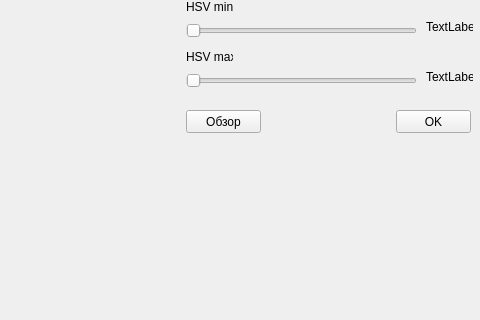
Qt form gui.ui (DrZugrik/Open-Spectrum) before a commit; both pictures show x 484 to 964 and y 0 to 320 of the 964 by 634 pixel window.
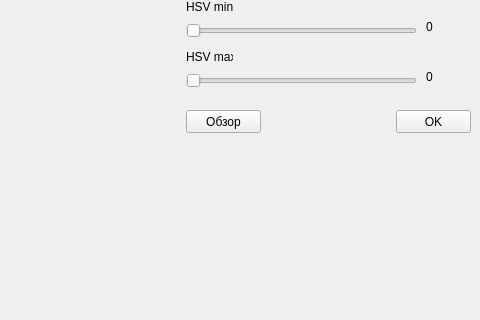
The same form after that commit.

```diff
--- a/gui.ui
+++ b/gui.ui
@@ -104,7 +104,7 @@
      </rect>
     </property>
     <property name="text">
-     <string>TextLabel</string>
+     <string>0</string>
     </property>
    </widget>
    <widget class="QLabel" name="label_3">
@@ -117,7 +117,7 @@
      </rect>
     </property>
     <property name="text">
-     <string>TextLabel</string>
+     <string>0</string>
     </property>
    </widget>
    <widget class="QLabel" name="label_4">
```
